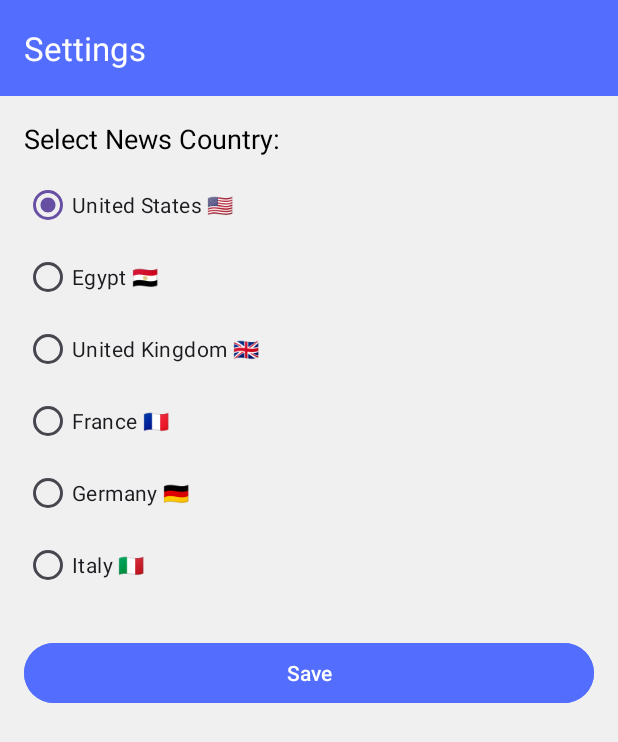
After one commit to Seif-Sallam-1/NewsApp, an Android app: the SettingsActivity screen opened directly, with no data from a screen before it, on a phone screen of 412 x 824 dp. The commit adds this screen. Shown: the top 742 px of the screen. Run offline under Robolectric (Android 15) with nearby library versions, the phone set to English and light mode, and no system bars.

Commit message:
Here is Se5 Sallam

```diff
--- a/app/build.gradle.kts
+++ b/app/build.gradle.kts
@@ -47,6 +47,7 @@ dependencies {
     implementation(libs.material)
     implementation(libs.androidx.activity)
     implementation(libs.androidx.constraintlayout)
+    implementation(libs.androidx.preference)
     testImplementation(libs.junit)
     androidTestImplementation(libs.androidx.junit)
     androidTestImplementation(libs.androidx.espresso.core)
--- a/app/src/main/AndroidManifest.xml
+++ b/app/src/main/AndroidManifest.xml
@@ -14,6 +14,11 @@
         android:supportsRtl="true"
         android:theme="@style/Theme.NewApp"
         android:usesCleartextTraffic="true">
+        <activity
+            android:name=".SettingsActivity"
+            android:exported="false"
+            android:label="Settings" />
+
         <activity
             android:name=".HomeActivity"
             android:exported="false" />
--- a/app/src/main/java/com/example/newapp/CategoryAdapter.kt
+++ b/app/src/main/java/com/example/newapp/CategoryAdapter.kt
@@ -33,6 +33,12 @@ class CategoryAdapter(val activity: Activity, val categories: ArrayList<Category
             activity.startActivity(i)
         }
     }
+    fun updateCategories(newList: List<Category>) {
+        categories.clear()
+        categories.addAll(newList)
+        notifyDataSetChanged()
+    }
+
 
     override fun getItemCount() = categories.size
 }
--- a/app/src/main/java/com/example/newapp/NewsAdapter.kt
+++ b/app/src/main/java/com/example/newapp/NewsAdapter.kt
@@ -11,7 +11,7 @@ import com.bumptech.glide.Glide
 import com.bumptech.glide.load.resource.drawable.DrawableTransitionOptions
 import com.example.newapp.databinding.ArticleListItemBinding
 
-class NewsAdapter(val a : Activity, val articals: ArrayList<Artical>):
+class NewsAdapter(val a : Activity, val articals: ArrayList<Article>):
     RecyclerView.Adapter<NewsAdapter.NewsViewHolder>() {
 
     class NewsViewHolder(val binding : ArticleListItemBinding): RecyclerView.ViewHolder(binding.root)
@@ -26,7 +26,7 @@ class NewsAdapter(val a : Activity, val articals: ArrayList<Artical>):
 
         Glide
             .with(holder.binding.articleImage.context)
-            .load(articals[position].urlToImage)
+            .load(articals[position].image)
             .error(R.drawable.broken_image)
             .transition(DrawableTransitionOptions.withCrossFade(1000))
             .into(holder.binding.articleImage)
@@ -34,7 +34,7 @@ class NewsAdapter(val a : Activity, val articals: ArrayList<Artical>):
         val url = articals[position].url
 
         holder.binding.articleCont.setOnClickListener {
-            val i = Intent(Intent.ACTION_VIEW,url.toUri())
+            val i = Intent(Intent.ACTION_VIEW, url?.toUri())
             a.startActivity(i)
         }
 
--- /dev/null
+++ b/app/src/main/java/com/example/newapp/SettingsActivity.kt
@@ -0,0 +1,57 @@
+package com.example.newapp
+
+import android.content.Intent
+import android.os.Bundle
+import androidx.activity.enableEdgeToEdge
+import androidx.appcompat.app.AppCompatActivity
+import androidx.core.view.ViewCompat
+import androidx.core.view.WindowInsetsCompat
+import com.example.newapp.databinding.ActivitySettingsBinding
+
+class SettingsActivity : AppCompatActivity() {
+    private lateinit var binding: ActivitySettingsBinding
+    private val PREFS = "user_prefs"
+    private val KEY_COUNTRY = "country_code"
+
+    override fun onCreate(savedInstanceState: Bundle?) {
+        super.onCreate(savedInstanceState)
+        enableEdgeToEdge()
+        binding = ActivitySettingsBinding.inflate(layoutInflater)
+        setContentView(binding.root)
+
+        // Edge-to-edge padding
+        ViewCompat.setOnApplyWindowInsetsListener(binding.root) { view, insets ->
+            val systemBars = insets.getInsets(WindowInsetsCompat.Type.systemBars())
+            view.setPadding(systemBars.left, systemBars.top, systemBars.right, systemBars.bottom)
+            insets
+        }
+
+        val prefs = getSharedPreferences(PREFS, MODE_PRIVATE)
+        val savedCountry = prefs.getString(KEY_COUNTRY, "us") ?: "us"
+
+        when (savedCountry) {
+            "eg" -> binding.radioEg.isChecked = true
+            "gb" -> binding.radioGb.isChecked = true
+            "fr" -> binding.radioFr.isChecked = true
+            "de" -> binding.radioDe.isChecked = true
+            "it" -> binding.radioIt.isChecked = true
+            else -> binding.radioUs.isChecked = true
+        }
+
+        binding.saveBtn.setOnClickListener {
+            val selectedCode = when (binding.radioGroup.checkedRadioButtonId) {
+                binding.radioEg.id -> "eg"
+                binding.radioGb.id -> "gb"
+                binding.radioFr.id -> "fr"
+                binding.radioDe.id -> "de"
+                binding.radioIt.id -> "it"
+                else -> "us"
+            }
+            prefs.edit().putString(KEY_COUNTRY, selectedCode).apply()
+            val intent = Intent(this, HomeActivity::class.java)
+            intent.flags = Intent.FLAG_ACTIVITY_CLEAR_TOP or Intent.FLAG_ACTIVITY_SINGLE_TOP
+            startActivity(intent)
+            finish()
+        }
+    }
+}
--- /dev/null
+++ b/app/src/main/res/drawable/spinner_background.xml
@@ -0,0 +1,5 @@
+<shape xmlns:android="http://schemas.android.com/apk/res/android" android:shape="rectangle">
+    <solid android:color="@android:color/white"/>
+    <stroke android:color="#CCCCCC" android:width="1dp"/>
+    <corners android:radius="8dp"/>
+</shape>
--- a/app/src/main/res/layout/activity_home_page.xml
+++ b/app/src/main/res/layout/activity_home_page.xml
@@ -11,8 +11,9 @@
         android:id="@+id/top_app_bar"
         android:layout_width="match_parent"
         android:layout_height="wrap_content"
+        app:layout_constraintTop_toTopOf="parent"
+        app:menu="@menu/top_app_bar_menu"
         android:background="#536DFE"
-        app:menu="@menu/top_app_bar_menu"
         app:title="Categories"
         app:titleTextColor="?attr/colorOnPrimary" />
 
--- /dev/null
+++ b/app/src/main/res/layout/activity_settings.xml
@@ -0,0 +1,93 @@
+<?xml version="1.0" encoding="utf-8"?>
+<androidx.constraintlayout.widget.ConstraintLayout xmlns:android="http://schemas.android.com/apk/res/android"
+    xmlns:app="http://schemas.android.com/apk/res-auto"
+    xmlns:tools="http://schemas.android.com/tools"
+    android:id="@+id/settingsLayout"
+    android:layout_width="match_parent"
+    android:layout_height="match_parent"
+    android:background="@color/GrayLight"
+    tools:context=".SettingsActivity">
+
+    <!-- Top App Bar -->
+    <com.google.android.material.appbar.MaterialToolbar
+        android:id="@+id/settingsTopAppBar"
+        android:layout_width="match_parent"
+        android:layout_height="wrap_content"
+        android:background="#536DFE"
+        app:layout_constraintTop_toTopOf="parent"
+        app:title="Settings"
+        app:titleTextColor="@android:color/white" />
+
+    <!-- Country Selection Section -->
+    <LinearLayout
+        android:id="@+id/countrySection"
+        android:layout_width="0dp"
+        android:layout_height="wrap_content"
+        android:orientation="vertical"
+        android:padding="16dp"
+        app:layout_constraintEnd_toEndOf="parent"
+        app:layout_constraintStart_toStartOf="parent"
+        app:layout_constraintTop_toBottomOf="@id/settingsTopAppBar">
+
+        <TextView
+            android:layout_width="wrap_content"
+            android:layout_height="wrap_content"
+            android:paddingBottom="8dp"
+            android:text="Select News Country:"
+            android:textColor="@android:color/black"
+            android:textSize="18sp" />
+
+        <RadioGroup
+            android:id="@+id/radioGroup"
+            android:layout_width="match_parent"
+            android:layout_height="wrap_content">
+
+            <RadioButton
+                android:id="@+id/radioUs"
+                android:layout_width="wrap_content"
+                android:layout_height="wrap_content"
+                android:text="United States 🇺🇸" />
+
+            <RadioButton
+                android:id="@+id/radioEg"
+                android:layout_width="wrap_content"
+                android:layout_height="wrap_content"
+                android:text="Egypt 🇪🇬" />
+
+            <RadioButton
+                android:id="@+id/radioGb"
+                android:layout_width="wrap_content"
+                android:layout_height="wrap_content"
+                android:text="United Kingdom 🇬🇧" />
+
+            <!-- ✅ New country -->
+            <RadioButton
+                android:id="@+id/radioFr"
+                android:layout_width="wrap_content"
+                android:layout_height="wrap_content"
+                android:text="France 🇫🇷" />
+
+            <RadioButton
+                android:id="@+id/radioDe"
+                android:layout_width="wrap_content"
+                android:layout_height="wrap_content"
+                android:text="Germany 🇩🇪" />
+
+            <RadioButton
+                android:id="@+id/radioIt"
+                android:layout_width="wrap_content"
+                android:layout_height="wrap_content"
+                android:text="Italy 🇮🇹" />
+        </RadioGroup>
+
+        <Button
+            android:id="@+id/saveBtn"
+            android:layout_width="match_parent"
+            android:layout_height="wrap_content"
+            android:layout_marginTop="24dp"
+            android:backgroundTint="#536DFE"
+            android:text="Save"
+            android:textAllCaps="false"
+            android:textColor="@android:color/white" />
+    </LinearLayout>
+</androidx.constraintlayout.widget.ConstraintLayout>
--- a/gradle/libs.versions.toml
+++ b/gradle/libs.versions.toml
@@ -10,6 +10,7 @@ material = "1.13.0"
 activity = "1.11.0"
 constraintlayout = "2.2.1"
 firebaseAuthKtx = "24.0.1"
+preference = "1.2.0"
 
 [libraries]
 androidx-core-ktx = { group = "androidx.core", name = "core-ktx", version.ref = "coreKtx" }
@@ -21,6 +22,7 @@ material = { group = "com.google.android.material", name = "material", version.r
 androidx-activity = { group = "androidx.activity", name = "activity", version.ref = "activity" }
 androidx-constraintlayout = { group = "androidx.constraintlayout", name = "constraintlayout", version.ref = "constraintlayout" }
 firebase-auth-ktx = { group = "com.google.firebase", name = "firebase-auth-ktx", version.ref = "firebaseAuthKtx" }
+androidx-preference = { group = "androidx.preference", name = "preference", version.ref = "preference" }
 
 [plugins]
 android-application = { id = "com.android.application", version.ref = "agp" }
```
Also changed, not shown: app/src/main/java/com/example/newapp/HomeActivity.kt (+21 -19 lines), app/src/main/java/com/example/newapp/MainActivity.kt (+84 -29 lines), app/src/main/java/com/example/newapp/News.kt (+5 -5 lines), app/src/main/java/com/example/newapp/NewsCallable.kt (+7 -2 lines), app/src/main/res/drawable/ic_back.xml (added, +9 -0 lines), app/src/main/res/layout/activity_main.xml (+12 -5 lines), app/src/main/res/values/arrays.xml (added, +12 -0 lines), app/src/main/res/values/colors.xml (+20 -0 lines), app/src/main/res/values/strings.xml (+25 -0 lines), app/src/main/res/xml/root_preferences.xml (added, +35 -0 lines).
